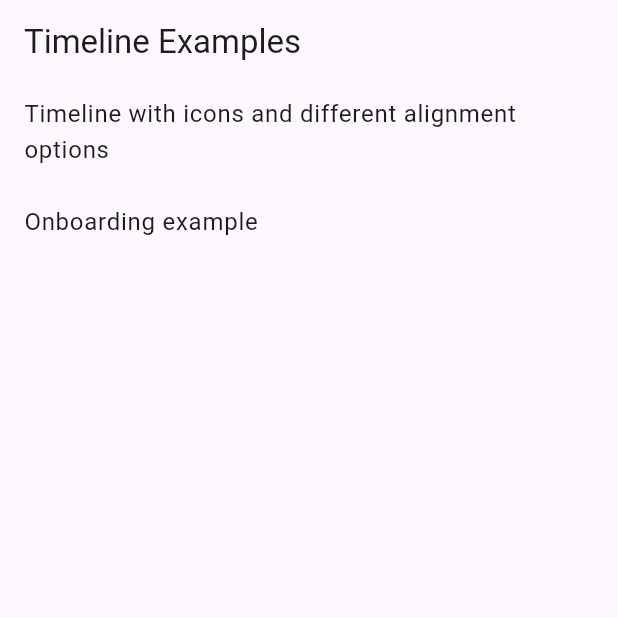
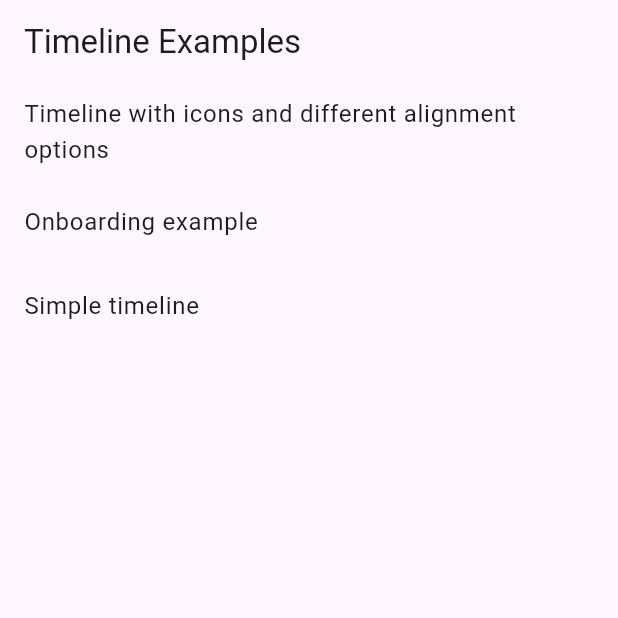
Before and after one commit to furkantektas/timeline_list, a Flutter app: the screen it shows after launch, on a phone screen of 412 x 824 dp, the top half of it. Run offline on Flutter 3.47's test engine with Material 3 defaults, Android fonts, the phone set to English and light mode, and no system bars.

Commit message:
add simple timeline example

```diff
--- a/example/lib/main.dart
+++ b/example/lib/main.dart
@@ -1,8 +1,24 @@
 import 'package:flutter/material.dart';
+import 'package:timeline_list/timeline_list.dart';
 import 'timeline.dart';
 import 'onboarding.dart';
 
 void main() => runApp(MyApp());
+
+class SimpleTimeline extends StatelessWidget {
+  @override
+  Widget build(BuildContext context) {
+    return Scaffold(
+        appBar: AppBar(title: Text("Simple timeline")),
+        body: Timeline(
+          children: [
+            Marker(child: Text("Step 1")),
+            Marker(child: Text("Step 2")),
+            Marker(child: Text("Step 3"))
+          ],
+        ));
+  }
+}
 
 class MyApp extends StatelessWidget {
   @override
@@ -13,8 +29,9 @@ class MyApp extends StatelessWidget {
       initialRoute: '/',
       routes: {
         '/': (context) => ExampleDirectory(),
-        '/timeline': (context) => TimelinePage(),
+        '/fully-featured': (context) => FullyFeaturedTimelinePage(),
         '/onboarding': (context) => OnboardingPage(),
+        '/simple': (context) => SimpleTimeline(),
       },
     );
   }
@@ -28,10 +45,13 @@ class ExampleDirectory extends StatelessWidget {
       body: ListView(children: [
         ListTile(
             title: Text("Timeline with icons and different alignment options"),
-            onTap: () => Navigator.pushNamed(context, '/timeline')),
+            onTap: () => Navigator.pushNamed(context, '/fully-featured')),
         ListTile(
             title: Text("Onboarding example"),
             onTap: () => Navigator.pushNamed(context, '/onboarding')),
+        ListTile(
+            title: Text("Simple timeline"),
+            onTap: () => Navigator.pushNamed(context, '/simple'))
       ]),
     );
   }
```
